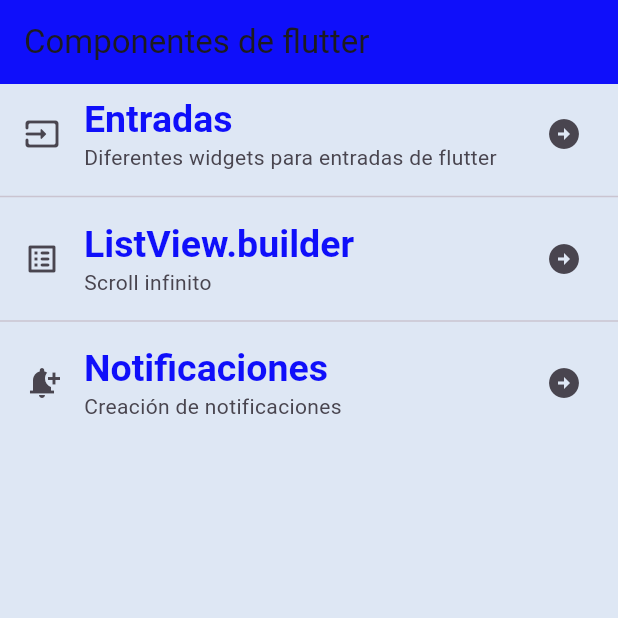
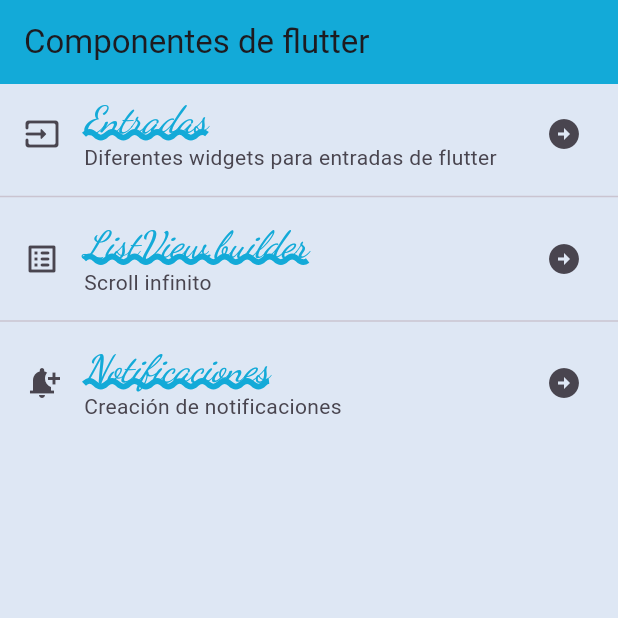
Before and after one commit to Marina-Portillo/componentes_flutter5C, a Flutter app: the screen it shows after launch, on a phone screen of 412 x 824 dp, the top half of it. Run offline on Flutter 3.47's test engine with Material 3 defaults, Android fonts, the phone set to English and light mode, and no system bars; our stand-ins replace google_fonts.

Commit message:
Adding Google Fonts to the AppTheme

```diff
--- a/lib/theme/app_theme.dart
+++ b/lib/theme/app_theme.dart
@@ -1,20 +1,24 @@
 import 'package:flutter/material.dart';
+import 'package:google_fonts/google_fonts.dart';
 
 class AppTheme{
-  static const mainColor = Color.fromARGB(255, 15, 15, 250);
+  static const mainColor = Color.fromARGB(255, 19, 170, 216);
   static const backColor = Color.fromARGB(255, 222, 231, 244);
 
   static final ThemeData lightTheme = ThemeData.light().copyWith(
     scaffoldBackgroundColor: backColor,
     appBarTheme: const AppBarTheme(color: mainColor),
-    textTheme: const TextTheme(
-          headlineLarge: TextStyle(
+    textTheme: TextTheme(
+          headlineLarge: GoogleFonts.dancingScript(
             color: mainColor,
             fontSize: 25.0,
-            fontWeight: FontWeight.bold,
-            fontFamily: 'sans-serif',
-          )
+            fontWeight: FontWeight.w500,
+            decoration: TextDecoration.underline,
+            decorationColor: mainColor,
+            decorationStyle: TextDecorationStyle.wavy,
+            decorationThickness: 3.0,
+            fontStyle: FontStyle.italic,
+          ),
         ),
   );
-
 }
--- a/pubspec.yaml
+++ b/pubspec.yaml
@@ -9,6 +9,7 @@ environment:
 dependencies:
   flutter:
     sdk: flutter
+  google_fonts: ^6.1.0
 
 dev_dependencies:
   flutter_test:
```
Also changed, not shown: pubspec.lock.
